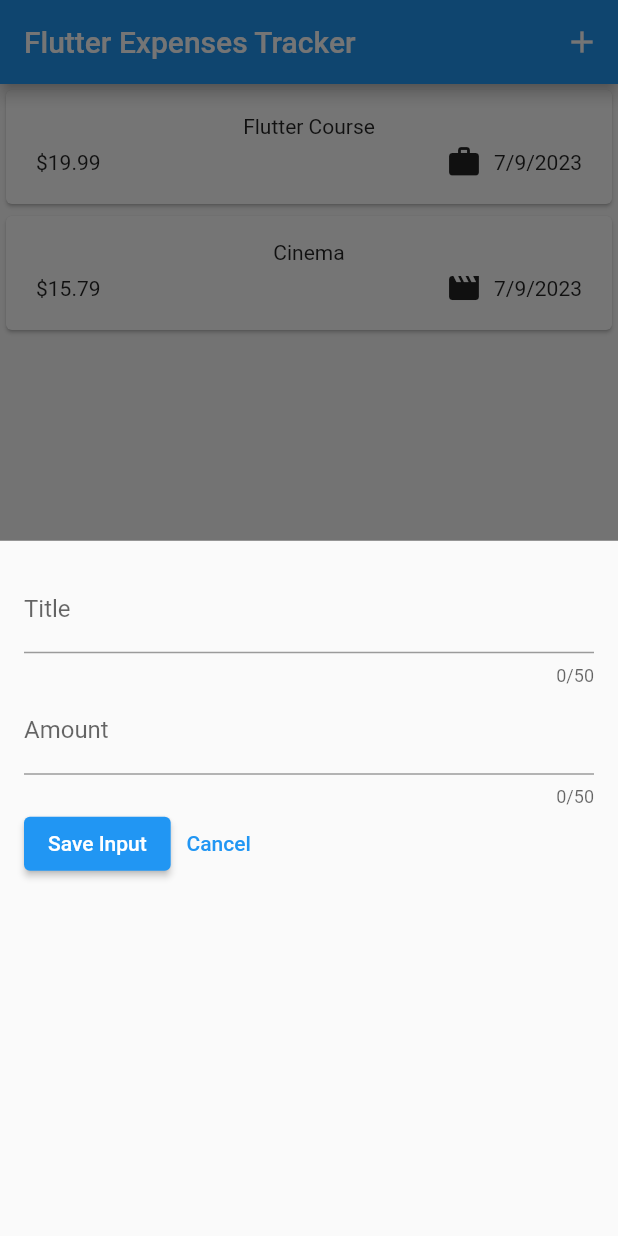
After one commit to jonataslaet/udemy, a Flutter app: the screen it shows after launch, after a tap on the "add" icon, on a phone screen of 412 x 824 dp. The commit adds this screen. Run offline on Flutter 3.47's test engine with Material 2 defaults, Android fonts, the light colour scheme and no system bars; our stand-ins replace google_fonts.

Commit message:
Section 5: Adding Interactivity, More Widgets & Theming [EXPENSE TRACKER APP]
Handling User (Text) Input with the TextField Widget
Getting User Input on Every Keystroke
Letting Flutter do the Work with TextEditingController
Time to Practice: Adding a New Input
Exercise Solution
Closing The Modal Manually

```diff
--- a/ws-learn-flutter-dart-to-build-ios-android-apps/expense_tracker/lib/expenses.dart
+++ b/ws-learn-flutter-dart-to-build-ios-android-apps/expense_tracker/lib/expenses.dart
@@ -1,5 +1,6 @@
 import 'package:expense_tracker/models/expense.dart';
 import 'package:expense_tracker/widgets/expenses_list/expenses_list.dart';
+import 'package:expense_tracker/widgets/expenses_list/new_expense.dart';
 import 'package:flutter/material.dart';
 
 class Expenses extends StatefulWidget {
@@ -11,6 +12,13 @@ class Expenses extends StatefulWidget {
 }
 
 class _ExpensesStates extends State<Expenses> {
+  void _openAddExpenseOverlay() {
+    showModalBottomSheet(
+      context: context,
+      builder: (ctx) => const NewExpense(),
+    );
+  }
+
   final List<Expense> _registeredExpenses = [
     Expense(
         title: 'Flutter Course',
@@ -28,8 +36,11 @@ class _ExpensesStates extends State<Expenses> {
     return Scaffold(
       appBar: AppBar(
         title: const Text('Flutter Expenses Tracker'),
-        actions: const [
-          Icon(Icons.add),
+        actions: [
+          IconButton(
+            onPressed: _openAddExpenseOverlay,
+            icon: Icon(Icons.add),
+          ),
         ],
       ),
       body: ExpensesList(expenses: _registeredExpenses),
--- /dev/null
+++ b/ws-learn-flutter-dart-to-build-ios-android-apps/expense_tracker/lib/widgets/expenses_list/new_expense.dart
@@ -0,0 +1,69 @@
+import 'package:flutter/material.dart';
+
+class NewExpense extends StatefulWidget {
+  const NewExpense({super.key});
+
+  @override
+  State<NewExpense> createState() {
+    return _NewExpenseState();
+  }
+}
+
+class _NewExpenseState extends State<NewExpense> {
+  final titleController = TextEditingController();
+  final amountController = TextEditingController();
+
+  @override
+  void dispose() {
+    super.dispose();
+    titleController.dispose();
+    amountController.dispose();
+  }
+
+  @override
+  Widget build(BuildContext context) {
+    return Padding(
+      padding: const EdgeInsets.all(16),
+      child: Column(
+        children: [
+          TextField(
+            controller: titleController,
+            maxLength: 50,
+            decoration: const InputDecoration(
+              label: Text(
+                'Title',
+              ),
+            ),
+          ),
+          TextField(
+            controller: amountController,
+            keyboardType: TextInputType.number,
+            maxLength: 50,
+            decoration: const InputDecoration(
+              prefixText: '\$ ',
+              label: Text(
+                'Amount',
+              ),
+            ),
+          ),
+          Row(
+            children: [
+              ElevatedButton(
+                onPressed: () {
+                  print('Title = ${titleController.text}');
+                  print('Amount = ${amountController.text}');
+                },
+                child: const Text('Save Input'),
+              ),
+              TextButton(
+                  onPressed: () {
+                    Navigator.pop(context);
+                  },
+                  child: const Text('Cancel')),
+            ],
+          )
+        ],
+      ),
+    );
+  }
+}
```
